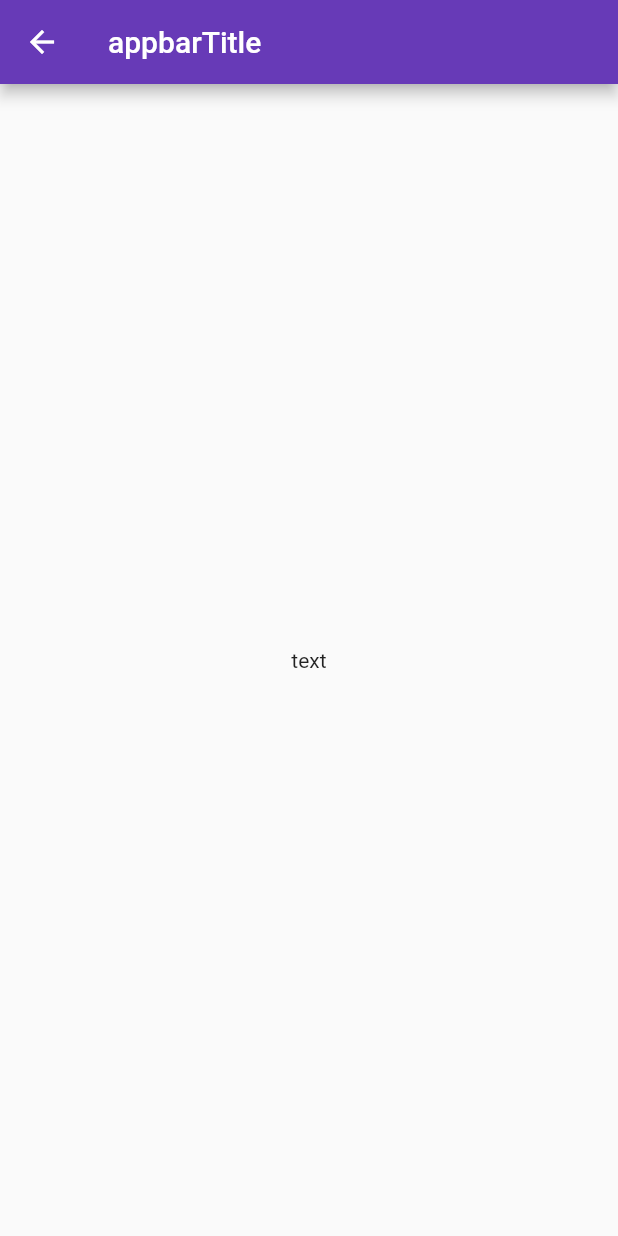
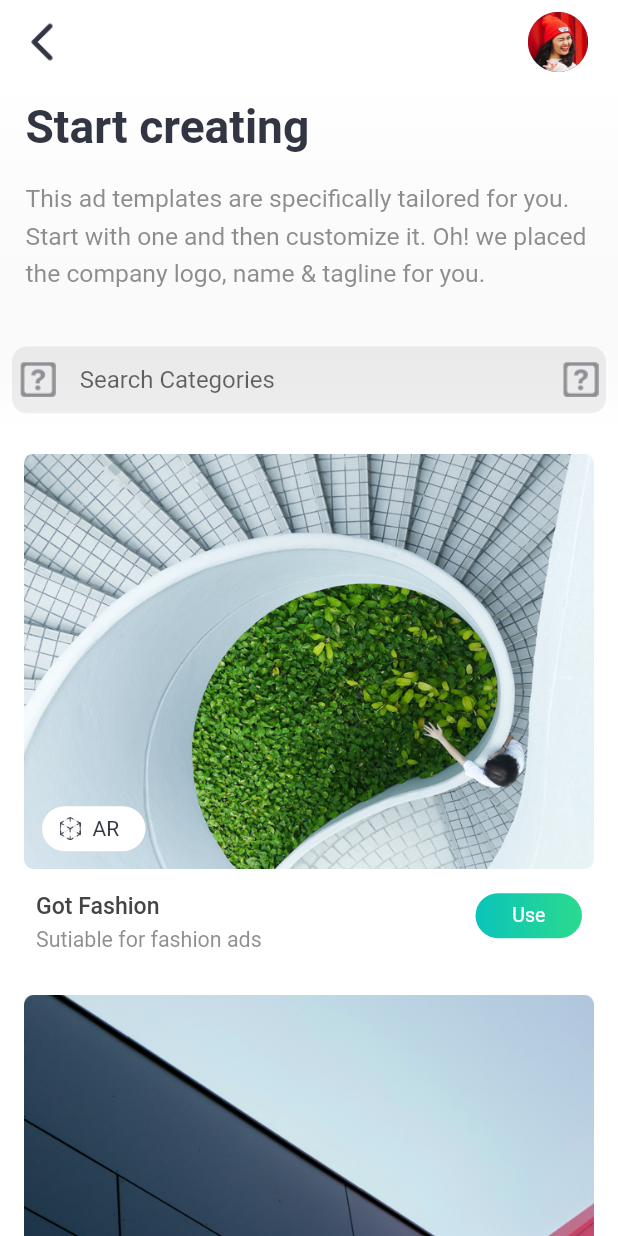
Before and after one commit to KlayThompson/Adboards, a Flutter app: the ChooseTemplatePage screen opened directly, on a phone screen of 412 x 824 dp. Run offline on Flutter 3.47's test engine with Material 2 defaults, Android fonts, the phone set to English and light mode, and no system bars; our stand-ins replace fluro, flutter_screenutil; statements that could not run were skipped.

Commit message:
finish choose template page

```diff
--- a/adboards/lib/pages/category_page.dart
+++ b/adboards/lib/pages/category_page.dart
@@ -3,6 +3,7 @@ import 'package:adboards/widget/appbar_leading_widget.dart';
 import 'package:adboards/widget/avatar_widget.dart';
 import 'package:adboards/widget/indexes_widget.dart';
 import 'package:adboards/widget/main_button_widget.dart';
+import 'package:adboards/widget/searchbar_widget.dart';
 import 'package:adboards/widget/top_text_widget.dart';
 import 'package:flutter/material.dart';
 import 'package:flutter_screenutil/flutter_screenutil.dart';
@@ -10,7 +11,6 @@ import 'package:provider/provider.dart';
 import 'package:adboards/provider/category_provider.dart';
 
 class CategoryPage extends StatelessWidget {
-  final String questionAsset = 'resources/img/question.png';
   final String checkMarkAsset = 'resources/img/check_mark.png';
   final String forwardAsset = 'resources/img/arrow_forward.png';
 
@@ -41,7 +41,7 @@ class CategoryPage extends StatelessWidget {
                             desc:
                                 'We need some information about your business. Start by selecting your business category. You can select more than one category. ',
                           ),
-                          _searchBarWidget(),
+                          SearchBarWidget(),
                           _categoryListWidget(context, provider.categories)
                         ],
                       )),
@@ -60,55 +60,6 @@ class CategoryPage extends StatelessWidget {
             );
           },
         ));
-  }
-
-  Widget _searchBarWidget() {
-    return Container(
-      padding: EdgeInsets.all(8),
-      decoration: BoxDecoration(
-        gradient: LinearGradient(
-            colors: [Color.fromARGB(1, 250, 250, 250), Colors.white],
-            begin: Alignment.topCenter,
-            end: Alignment.bottomCenter),
-      ),
-      child: Container(
-        height: ScreenUtil().setHeight(36),
-        decoration: BoxDecoration(
-            borderRadius: BorderRadius.circular(10),
-            color: Color.fromRGBO(118, 118, 128, 0.12)),
-        child: _inputTextFieldWidget(),
-      ),
-    );
-  }
-
-  Widget _inputTextFieldWidget() {
-    return Container(
-      padding: EdgeInsets.only(left: 5, right: 5),
-      child: Row(
-        mainAxisAlignment: MainAxisAlignment.spaceBetween,
-        crossAxisAlignment: CrossAxisAlignment.center,
-        children: <Widget>[
-          Expanded(
-              child: TextField(
-            decoration: InputDecoration(
-              contentPadding: EdgeInsets.symmetric(vertical: 0),
-                icon: Image.asset(
-                  questionAsset,
-                  width: ScreenUtil().setWidth(22),
-                ),
-                hintText: 'Search Categories',
-                border: OutlineInputBorder(borderSide: BorderSide.none)),
-          )),
-          SizedBox(
-            width: 8,
-          ),
-          Image.asset(
-            questionAsset,
-            width: ScreenUtil().setWidth(22),
-          )
-        ],
-      ),
-    );
   }
 
   Widget _categoryListWidget(BuildContext context, List<Map> categories) {
--- a/adboards/lib/pages/choose_template_page.dart
+++ b/adboards/lib/pages/choose_template_page.dart
@@ -1,13 +1,119 @@
+import 'package:adboards/widget/appbar_leading_widget.dart';
+import 'package:adboards/widget/ar_icon_widget.dart';
+import 'package:adboards/widget/avatar_widget.dart';
+import 'package:adboards/widget/top_text_widget.dart';
 import 'package:flutter/material.dart';
+import 'package:adboards/widget/searchbar_widget.dart';
+import 'package:flutter_screenutil/flutter_screenutil.dart';
 
 class ChooseTemplatePage extends StatelessWidget {
+  final String bigImg1Asset = 'resources/img/bigImg1.png';
+  final String bigImg2Asset = 'resources/img/bigImg2.png';
+
   @override
   Widget build(BuildContext context) {
     return Scaffold(
         appBar: AppBar(
-          title: Text('appbarTitle'),
+          backgroundColor: Colors.white,
+          elevation: 0,
+          leading: AppbarLeadingWidget(),
+          brightness: Brightness.light,
+          actions: <Widget>[AvatarWidget()],
         ),
-        body: Center(child: Text('text'),)
+        body: Container(
+          child: ListView(
+            children: <Widget>[
+              TopTextWidget(
+                title: 'Start creating ',
+                desc:
+                'This ad templates are specifically tailored for you. Start with one and then customize it. Oh! we placed the company logo, name & tagline for you.  ',
+              ),
+              SearchBarWidget(),
+              _cardWidget('Got Fashion', 'Sutiable for fashion ads ', bigImg1Asset),
+              _cardWidget('Promos', 'Suitable for promotion and campaign ', bigImg2Asset)
+            ],
+          ),
+        )
+    );
+  }
+
+  Widget _cardWidget(String title, String desc, String imgAsset) {
+    return Container(
+      height: ScreenUtil().setHeight(292),
+      padding: EdgeInsets.fromLTRB(16, 19, 16, 24),
+      color: Colors.white,
+      child: Column(
+        crossAxisAlignment: CrossAxisAlignment.start,
+        mainAxisAlignment: MainAxisAlignment.spaceAround,
+        children: <Widget>[
+          _bigImgWidget(imgAsset),
+          _bottomWidget(title, desc)
+        ],
+      ),
+    );
+  }
+
+  Widget _bigImgWidget(String imgAsset) {
+    return Container(
+      color: Colors.white,
+      child: Stack(
+        children: <Widget>[
+        Image.asset(
+        imgAsset,
+      ),
+          Positioned(
+              left: 12,
+              bottom: 12,
+              child: IconARWidget()
+          )
+        ],
+      ),
+    );
+  }
+
+  Widget _bottomWidget(String title, String desc) {
+    return Container(
+//      color: Colors.deepPurple,
+      padding: EdgeInsets.fromLTRB(8, 16, 8, 0),
+      child: Row(
+        crossAxisAlignment: CrossAxisAlignment.start,
+        mainAxisAlignment: MainAxisAlignment.spaceBetween,
+        children: <Widget>[
+          Column(
+            crossAxisAlignment: CrossAxisAlignment.start,
+            children: <Widget>[
+              Text(
+                title,
+                style: TextStyle(
+                  fontWeight: FontWeight.w500,
+                  color: Color(0xff444444),
+                  fontSize: ScreenUtil().setSp(14),
+                ),
+              ),
+              SizedBox(height: 5,),
+              Text(
+                desc,
+                style: TextStyle(
+                  color: Color.fromRGBO(68, 68, 68, 0.6),
+                  fontSize: ScreenUtil().setSp(13),
+                ),
+              )
+            ],
+          ),
+          InkWell(
+            onTap: () {},
+            child: Container(
+              width: 71,
+              height: 30,
+              decoration: BoxDecoration(
+                borderRadius: BorderRadius.circular(15),
+                gradient: LinearGradient(colors: [Color(0xff0AC4BA),Color(0xff2BDA8E)])
+              ),
+              child: Center(child: Text('Use', style: TextStyle(color: Colors.white,fontSize: 13),),),
+            ),
+          )
+        ],
+      ),
     );
   }
 }
--- /dev/null
+++ b/adboards/lib/widget/ar_icon_widget.dart
@@ -0,0 +1,28 @@
+import 'package:flutter/material.dart';
+
+class IconARWidget extends StatelessWidget {
+  final String arIconAsset = 'resources/img/ar_glyph.png';
+
+  @override
+  Widget build(BuildContext context) {
+    return Container(
+      width: 69,
+      height: 30,
+      padding: EdgeInsets.only(left: 12),
+      decoration: BoxDecoration(
+        color: Colors.white,
+        borderRadius: BorderRadius.circular(15)
+      ),
+      child: Row(
+        children: <Widget>[
+          Image.asset(
+            arIconAsset,
+            width: 13.7,
+          ),
+          SizedBox(width: 8,),
+          Text('AR', style: TextStyle(fontSize: 14,color: Color(0xff323643)),),
+        ],
+      ),
+    );
+  }
+}
--- /dev/null
+++ b/adboards/lib/widget/searchbar_widget.dart
@@ -0,0 +1,56 @@
+import 'package:flutter/material.dart';
+import 'package:flutter_screenutil/flutter_screenutil.dart';
+
+class SearchBarWidget extends StatelessWidget {
+  final String questionAsset = 'resources/img/question.png';
+
+  @override
+  Widget build(BuildContext context) {
+    return Container(
+      padding: EdgeInsets.all(8),
+      decoration: BoxDecoration(
+        gradient: LinearGradient(
+            colors: [Color.fromARGB(1, 250, 250, 250), Colors.white],
+            begin: Alignment.topCenter,
+            end: Alignment.bottomCenter),
+      ),
+      child: Container(
+        height: ScreenUtil().setHeight(36),
+        decoration: BoxDecoration(
+            borderRadius: BorderRadius.circular(10),
+            color: Color.fromRGBO(118, 118, 128, 0.12)),
+        child: _inputTextFieldWidget(),
+      ),
+    );
+  }
+
+  Widget _inputTextFieldWidget() {
+    return Container(
+      padding: EdgeInsets.only(left: 5, right: 5),
+      child: Row(
+        mainAxisAlignment: MainAxisAlignment.spaceBetween,
+        crossAxisAlignment: CrossAxisAlignment.center,
+        children: <Widget>[
+          Expanded(
+              child: TextField(
+                decoration: InputDecoration(
+                    contentPadding: EdgeInsets.symmetric(vertical: 0),
+                    icon: Image.asset(
+                      questionAsset,
+                      width: ScreenUtil().setWidth(22),
+                    ),
+                    hintText: 'Search Categories',
+                    border: OutlineInputBorder(borderSide: BorderSide.none)),
+              )),
+          SizedBox(
+            width: 8,
+          ),
+          Image.asset(
+            questionAsset,
+            width: ScreenUtil().setWidth(22),
+          )
+        ],
+      ),
+    );
+  }
+}
--- a/adboards/pubspec.yaml
+++ b/adboards/pubspec.yaml
@@ -57,6 +57,9 @@ flutter:
     - resources/img/add.png
     - resources/img/question.png
     - resources/img/check_mark.png
+    - resources/img/ar_glyph.png
+    - resources/img/bigImg1.png
+    - resources/img/bigImg2.png
 
   # An image asset can refer to one or more resolution-specific "variants", see
   # https://flutter.dev/assets-and-images/#resolution-aware.
```
Also changed, not shown: adboards/resources/img/ar_glyph.png (added), adboards/resources/img/bigImg1.png (added), adboards/resources/img/bigImg2.png (added).
